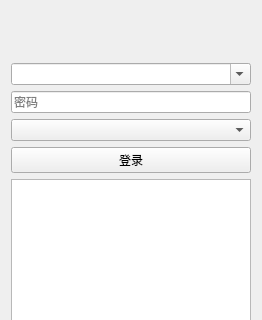
Old version of the form src/mainwidget.ui in the repository zonyitoo/qYaH3C; both pictures show x 0 to 262 and y 94 to 414 of the 262 by 524 pixel window.
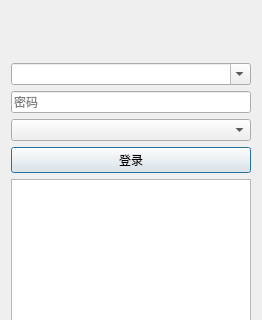
New version of the form.

Commit message: Set default button

```diff
--- a/src/mainwidget.ui
+++ b/src/mainwidget.ui
@@ -7,7 +7,7 @@
     <x>0</x>
     <y>0</y>
     <width>260</width>
-    <height>535</height>
+    <height>541</height>
    </rect>
   </property>
   <property name="sizePolicy">
@@ -135,6 +135,12 @@
      <property name="text">
       <string>登录</string>
      </property>
+     <property name="autoDefault">
+      <bool>true</bool>
+     </property>
+     <property name="default">
+      <bool>true</bool>
+     </property>
     </widget>
    </item>
    <item>
```
The commit also changes 5 other files.
